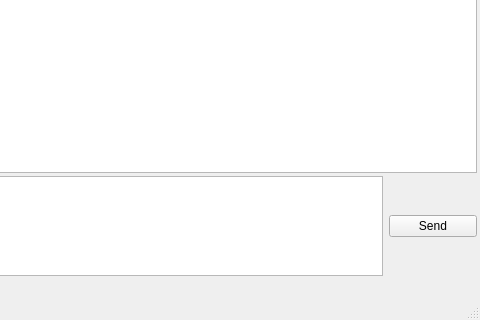
Qt form matt_daemon/Ben/benWindow.ui (gbourgeo/42projects) before a commit; both pictures show x 320 to 800 and y 280 to 600 of the 800 by 600 pixel window.
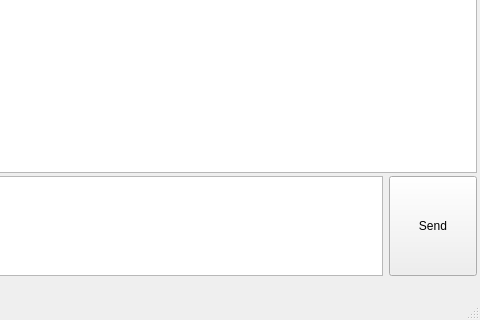
The same form after that commit.

The edit to the form file:
```diff
--- a/matt_daemon/Ben/benWindow.ui
+++ b/matt_daemon/Ben/benWindow.ui
@@ -208,6 +208,12 @@
       </item>
       <item>
        <widget class="QPushButton" name="SendButton">
+        <property name="minimumSize">
+         <size>
+          <width>0</width>
+          <height>100</height>
+         </size>
+        </property>
         <property name="text">
          <string>Send</string>
         </property>
```
